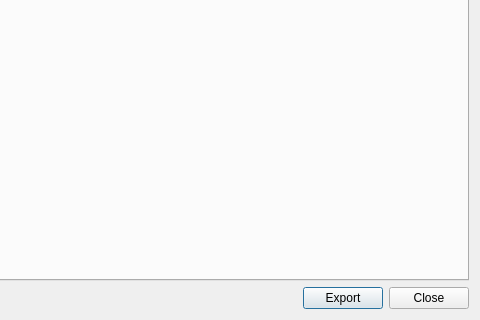
Old version of the form src/sas/qtgui/Utilities/SASBDB/UI/SASBDBDialogUI.ui in the repository SasView/sasview; both pictures show x 320 to 800 and y 434 to 754 of the 800 by 754 pixel window.
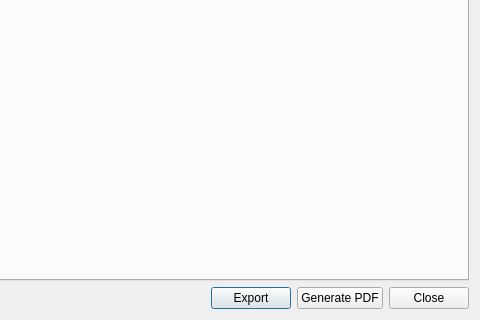
New version of the form.

```diff
--- a/src/sas/qtgui/Utilities/SASBDB/UI/SASBDBDialogUI.ui
+++ b/src/sas/qtgui/Utilities/SASBDB/UI/SASBDBDialogUI.ui
@@ -745,6 +745,13 @@
        </property>
       </widget>
      </item>
+     <item>
+      <widget class="QPushButton" name="cmdGeneratePDF">
+       <property name="text">
+        <string>Generate PDF</string>
+       </property>
+      </widget>
+     </item>
      <item>
       <widget class="QPushButton" name="cmdClose">
        <property name="text">
```
